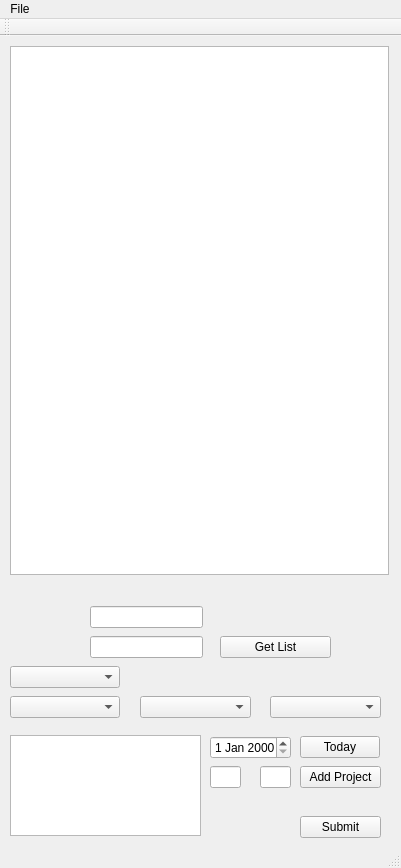
The window that mainwindow.ui (ilukic11/ViaTimeCounter) describes before a commit, drawn with Qt 5.
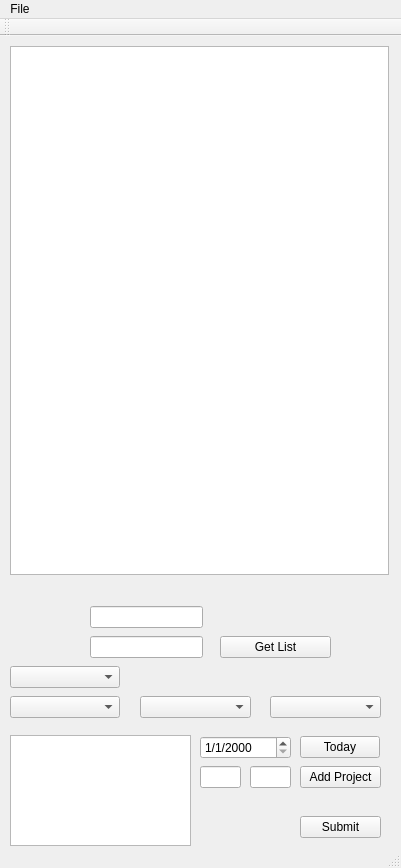
The same window after the commit.

Commit message: Adding counting support and UI adaptation

Patch:
```diff
--- a/mainwindow.ui
+++ b/mainwindow.ui
@@ -34,20 +34,23 @@
      <rect>
       <x>10</x>
       <y>699</y>
-      <width>191</width>
-      <height>101</height>
+      <width>181</width>
+      <height>111</height>
      </rect>
     </property>
    </widget>
    <widget class="QDateEdit" name="dateEdit">
     <property name="geometry">
      <rect>
-      <x>210</x>
+      <x>200</x>
       <y>700</y>
-      <width>81</width>
+      <width>91</width>
       <height>23</height>
      </rect>
     </property>
+    <property name="displayFormat">
+     <string>M/d/yyyy</string>
+    </property>
    </widget>
    <widget class="QComboBox" name="m_projectsCombo">
     <property name="geometry">
@@ -251,9 +254,9 @@
    <widget class="QLineEdit" name="m_hours">
     <property name="geometry">
      <rect>
-      <x>210</x>
+      <x>200</x>
       <y>730</y>
-      <width>31</width>
+      <width>41</width>
       <height>22</height>
      </rect>
     </property>
@@ -261,9 +264,9 @@
    <widget class="QLineEdit" name="m_minutes">
     <property name="geometry">
      <rect>
-      <x>260</x>
+      <x>250</x>
       <y>730</y>
-      <width>31</width>
+      <width>41</width>
       <height>22</height>
      </rect>
     </property>
```
Left out of the diff: 4 changed lines with no effect on the pictures. The commit also changes 5 other files.
